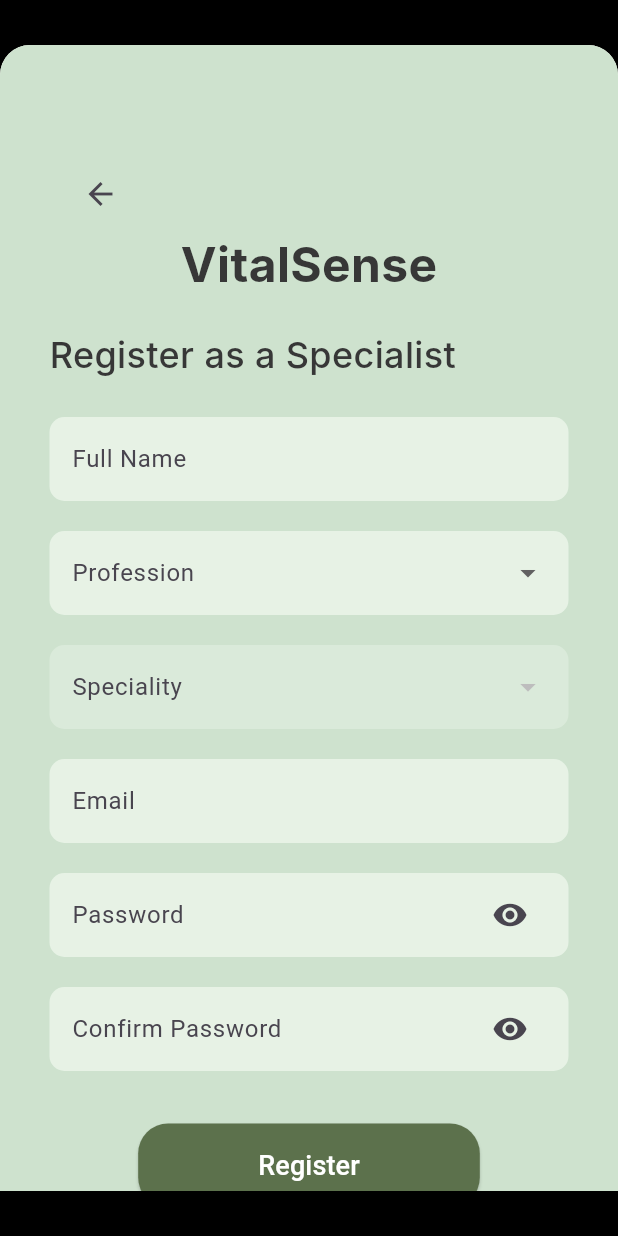
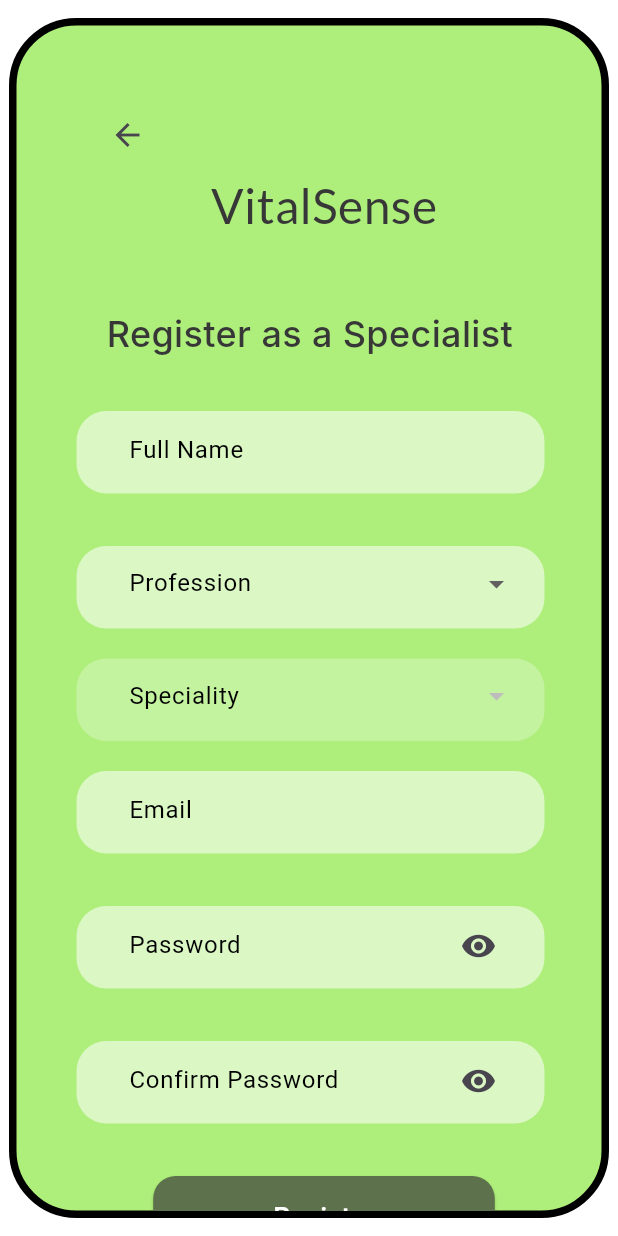
Before and after one commit to hibasiddiqui6/VitalSense, a Flutter app: the SpecialistRegister screen opened directly, on a phone screen of 412 x 824 dp. Run offline on Flutter 3.47's test engine with Material 3 defaults, Android fonts, the phone set to English and light mode, and no system bars; our stand-ins replace google_fonts; Roboto replaces fonts that are missing (Inter).

Commit message:
check krlena pages kese hai

```diff
--- a/lib/Modules/register_specialist.dart
+++ b/lib/Modules/register_specialist.dart
@@ -1,7 +1,8 @@
 import 'package:flutter/material.dart';
 import 'dart:async'; // For delayed navigation
-import 'specialist_landingPage.dart';
+import 'specialist_landingPage.dart'; // Import the page where you want to navigate after registration
 import 'package:vitalsense/services/api_client.dart';  // Import ApiClient for API interaction
+import 'package:google_fonts/google_fonts.dart';
 
 class SpecialistRegister extends StatefulWidget {
   const SpecialistRegister({super.key});
@@ -11,6 +12,7 @@
 }
 
 class _SpecialistRegisterState extends State<SpecialistRegister> {
+  // Define variables for each input
   String fullName = '';
   String email = '';
   String password = '';
@@ -18,63 +20,66 @@
   String profession = '';
   String speciality = '';
 
+
   bool obscurePassword = true;
   bool obscureConfirmPassword = true;
 
-  final _formKey = GlobalKey<FormState>();
+  final _formKey = GlobalKey<FormState>(); // For form validation
   final GlobalKey _professionKey = GlobalKey();
   final GlobalKey _specialityKey = GlobalKey();
 
   // A list to store the user details
-  List<String> specialistDetails= [];
+  List<String> specialistDetails = [];
 
   @override
   Widget build(BuildContext context) {
     return Scaffold(
-      backgroundColor: Colors.black,
+      backgroundColor: Colors.white,
       body: Center(
         child: Container(
-          width: 412,
-          height: MediaQuery.of(context).size.height - 60,
+          width: 400, // Fixed width (approximate size of Pixel 9)
+          height: 800, // Full screen height minus top margin
           decoration: BoxDecoration(
-            color: const Color(0xFFFBFBF4),
-            borderRadius: BorderRadius.circular(20),
+            color: Color.fromARGB(255, 174, 238, 123),
+            borderRadius: BorderRadius.circular(45), // Rounded corners for the frame
+            border: Border.all(
+              width: 5, // 5px border width
+              color: Colors.black, // Black border for Pixel 9 frame look
+            ),
           ),
           child: SingleChildScrollView(
             child: Container(
-              padding: const EdgeInsets.fromLTRB(33, 0, 33, 20),
+              padding: const EdgeInsets.fromLTRB(40, 0, 20, 30),
               decoration: BoxDecoration(
-                color: const Color.fromARGB(255, 206, 226, 206),
-                borderRadius: BorderRadius.circular(20),
+                borderRadius: BorderRadius.circular(45),
               ),
-              child: Form(
-                key: _formKey,
               child: Column(
                 crossAxisAlignment: CrossAxisAlignment.start,
                 children: [
+                  // Back Button placed outside the Form widget
                   Container(
-                      margin: const EdgeInsets.fromLTRB(10, 75, 0, 0),
+                    margin: const EdgeInsets.fromLTRB(10, 49, 0, 0),
                     child: IconButton(
                       icon: const Icon(Icons.arrow_back),
                       onPressed: () {
-                          Navigator.pop(context);
+                        Navigator.pop(context); // Navigate back to the previous screen
                       },
                     ),
                   ),
-                    const Center(
+                  Center(
                     child: Text(
                       'VitalSense',
-                        style: TextStyle(
+                      style: GoogleFonts.lato(
                         color: Color(0xFF373737),
                         fontSize: 32,
-                          fontWeight: FontWeight.w700,
-                          fontFamily: 'Inter',
                       ),
                     ),
                   ),
                   const SizedBox(height: 20),
-                    const Text(
-                      'Register as a Specialist',
+                  Container(
+                    margin: const EdgeInsets.fromLTRB(20, 25, 0, 0), // You can adjust the margin as needed
+                    child: const Text(
+                      'Register as a Specialist', // Changed to "Patient"
                       style: TextStyle(
                         color: Color(0xFF373737),
                         fontSize: 24,
@@ -82,17 +87,30 @@
                         fontFamily: 'Inter',
                       ),
                     ),
-                    const SizedBox(height: 25),
+                  ),
+                  const SizedBox(height: 35),
+                  // Form widget containing other fields
+                  Form(
+                    key: _formKey,
+                    child: Column(
+                      crossAxisAlignment: CrossAxisAlignment.start,
+                      children: [
+                        // Full Name Field
                         _buildTextField(
                           label: 'Full Name',
-                      onChanged: (value) {
-                        setState(() {
-                          fullName = value;
-                        });
+                          onChanged: (value) => fullName = value,
+                          validator: (value) {
+                            if (value == null || value.isEmpty) {
+                              return 'Name is required';
+                            }
+                            if (!RegExp(r"^[a-zA-Z\s]+$").hasMatch(value)) {
+                              return 'Name must contain only letters and spaces';
+                            }
+                            return null;
                           },
-                      validator: (value) => value!.isEmpty ? 'Name is required' : null,
                         ),
-                    const SizedBox(height: 20),
+                        const SizedBox(height: 35),
+                        // Profession Dropdown
                         _buildDropdownField(
                       key: _professionKey,
                       label: 'Profession',
@@ -106,6 +124,7 @@
                       },
                     ),
                     const SizedBox(height: 20),
+                        // Speciality Field
                         _buildDropdownField(
                       key: _specialityKey,
                       label: 'Speciality',
@@ -123,54 +142,60 @@
                       enabled: profession == 'Doctor' || profession == 'Nurse',
                     ),
                     const SizedBox(height: 20),
+                        // Email Field
                         _buildTextField(
                           label: 'Email',
-                      onChanged: (value) {
-                        setState(() {
-                          email = value;
-                        });
+                          onChanged: (value) => email = value,
+                          keyboardType: TextInputType.emailAddress,
+                          validator: (value) {
+                            if (value == null || value.isEmpty) {
+                              return 'Email is required';
+                            }
+                            if (!RegExp(r"^[\w-\.]+@([\w-]+\.)+[\w-]{2,4}$").hasMatch(value)) {
+                              return 'Enter a valid email address';
+                            }
+                            return null;
                           },
-                      keyboardType: TextInputType.emailAddress,
-                      validator: (value) => value!.contains('@') ? null : 'Enter a valid email address',
                         ),
-                    const SizedBox(height: 20),
+
+                        const SizedBox(height: 35),
+                        // Password Field
                         _buildTextField(
                           label: 'Password',
                           obscureText: obscurePassword,
-                      onChanged: (value) {
-                        setState(() {
-                          password = value;
-                        });
-                      },
+                          onChanged: (value) => password = value,
                           suffixIcon: _buildPasswordToggle(() {
                             setState(() => obscurePassword = !obscurePassword);
                           }),
-                      validator: (value) => value!.length < 6 ? 'Password must be at least 6 characters' : null,
+                          validator: (value) => value!.length < 6
+                              ? 'Password must be at least 6 characters'
+                              : null,
                         ),
-                    const SizedBox(height: 20),
+                        const SizedBox(height: 35),
+                        // Confirm Password Field
                         _buildTextField(
                           label: 'Confirm Password',
                           obscureText: obscureConfirmPassword,
-                      onChanged: (value) {
-                        setState(() {
-                          confirmPassword = value;
-                        });
-                      },
+                          onChanged: (value) => confirmPassword = value,
                           suffixIcon: _buildPasswordToggle(() {
                             setState(() => obscureConfirmPassword = !obscureConfirmPassword);
                           }),
-                      validator: (value) => value != password ? 'Passwords do not match' : null,
+                          validator: (value) => value != password
+                              ? 'Passwords do not match'
+                              : null,
                         ),
                         const SizedBox(height: 35),
+                        // Register Button
                         Center(
                           child: ElevatedButton(
                             style: ElevatedButton.styleFrom(
                               padding: const EdgeInsets.symmetric(horizontal: 80, vertical: 15),
                               shape: RoundedRectangleBorder(
-                            borderRadius: BorderRadius.circular(20),
+                                borderRadius: BorderRadius.circular(15),
                               ),
                               backgroundColor: const Color(0xFF5C714C),
                             ),
+                            // Function to handle form submission and patient registration
                             onPressed: () async {
                               if (_formKey.currentState!.validate()) {
                                 // Store the user input in the list
@@ -180,10 +205,11 @@
                                 specialistDetails.add(profession);
                                 specialistDetails.add(speciality);
 
+
                                 // Print user details for debugging
                                 print('Specialist Details: $specialistDetails');
 
-                            // Call the API to register the specialist
+                                // Call the API to register the patient
                                 ApiClient apiClient = ApiClient();
                                 var response = await apiClient.registerSpecialist(
                                   fullName, email, password, profession, speciality
@@ -212,7 +238,6 @@
                             }
                           }
                         },
-
                             child: const Text(
                               'Register',
                               style: TextStyle(fontSize: 18, color: Colors.white),
@@ -221,6 +246,8 @@
                         ),
                       ],
                     ),
+                  ),
+                ],
               ),
             ),
           ),
@@ -238,22 +265,44 @@
     String? Function(String?)? validator,
   }) {
     return Container(
-      padding: const EdgeInsets.symmetric(horizontal: 15),
+      height: 55,
+      width: 312,
+      padding: const EdgeInsets.symmetric(horizontal: 20),
       decoration: BoxDecoration(
         color: const Color.fromRGBO(247, 253, 245, 1).withOpacity(0.6),
-        borderRadius: BorderRadius.circular(10),
+        borderRadius: BorderRadius.circular(20),
       ),
       child: TextFormField(
+        obscureText: obscureText,
+        onChanged: (value) {
+          onChanged(value);
+          // Trigger form validation to hide the error when typing starts
+          _formKey.currentState?.validate();
+        },
+        keyboardType: keyboardType,
+        validator: validator,
+        style: const TextStyle(fontSize: 16),
         decoration: InputDecoration(
           labelText: label,
+          labelStyle: const TextStyle(fontSize: 16, color: Colors.black),
+          contentPadding: const EdgeInsets.fromLTRB(15, 8, 0, 5),
+          floatingLabelBehavior: FloatingLabelBehavior.auto,
+
           border: InputBorder.none,
           suffixIcon: suffixIcon,
+
+
         ),
-        obscureText: obscureText,
-        keyboardType: keyboardType,
-        onChanged: onChanged,
-        validator: validator,
+
       ),
+
+    );
+  }
+
+  Widget _buildPasswordToggle(VoidCallback onPressed) {
+    return IconButton(
+      icon: Icon(obscurePassword ? Icons.visibility : Icons.visibility_off),
+      onPressed: onPressed,
     );
   }
 
@@ -268,15 +317,21 @@
     return Container
         (
       key: key,
-      padding: const EdgeInsets.symmetric(horizontal: 15),
+      height: 55,
+      width: 312,
+      padding: const EdgeInsets.symmetric(horizontal: 20),
+
       decoration: BoxDecoration(
         color: const Color.fromRGBO(247, 253, 245, 1).withOpacity(enabled ? 0.6 : 0.3),
-        borderRadius: BorderRadius.circular(10),
+        borderRadius: BorderRadius.circular(20),
       ),
       child: DropdownButtonFormField<String>(
         value: value.isNotEmpty ? value : null,
         decoration: InputDecoration(
           labelText: label,
+          labelStyle: const TextStyle(fontSize: 16, color: Colors.black),
+          contentPadding: const EdgeInsets.fromLTRB(15, 5, 0, 5),
+          floatingLabelBehavior: FloatingLabelBehavior.auto,
           border: InputBorder.none,
         ),
         items: options
@@ -299,11 +354,16 @@
       ),
     );
     }
+}
 
+
+
+
+
+  // Build Password Toggle Button
   Widget _buildPasswordToggle(VoidCallback onPressed) {
     return IconButton(
-      icon: const Icon(Icons.visibility),
+      icon: const Icon(Icons.remove_red_eye),
       onPressed: onPressed,
     );
   }
-}
```
Also changed, not shown: lib/Modules/register_patient.dart (+24 -19 lines). Lines whose indentation alone changed are shown as unchanged.
